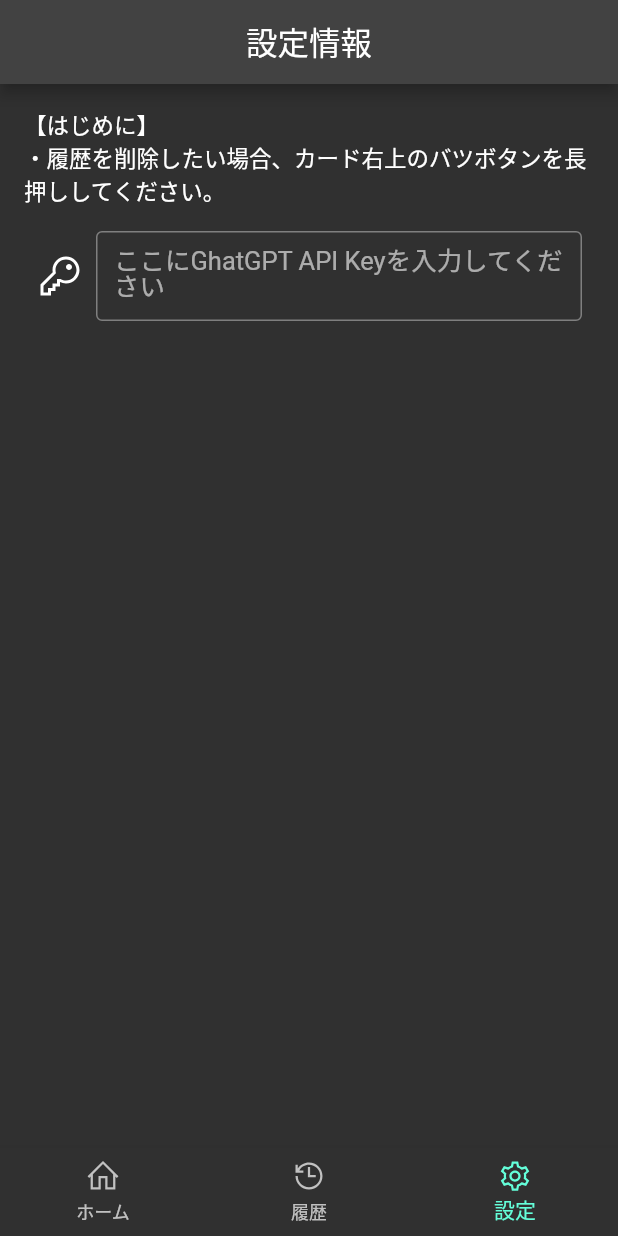
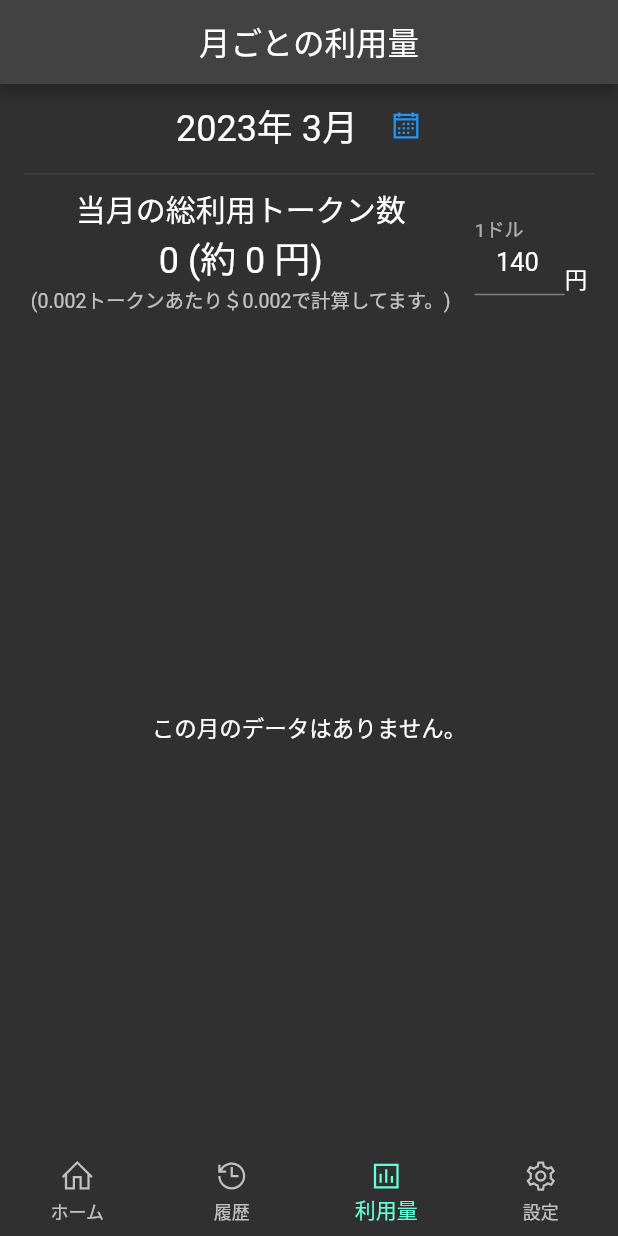
Before and after one commit to hotdrop/my-assistant, a Flutter app: the screen it shows after launch, item 3 of the bottom bar chosen, on a phone screen of 412 x 824 dp. Run offline on Flutter 3.47's test engine with Material 2 defaults, Android fonts, the phone set to English and light mode, and no system bars; our stand-ins replace flutter_riverpod, freezed_annotation, hive_flutter, line_icons, loading_animation_widget, logger and 3 more; accounts and stored records are empty; generated files the repository leaves out were written again; Roboto replaces fonts that are missing (Note Sans JP).

Commit message:
feat: トークンの利用量ページを実装

```diff
--- a/lib/data/local/entities/talk_thread_entity.dart
+++ b/lib/data/local/entities/talk_thread_entity.dart
@@ -13,7 +13,6 @@
   });
 
   static const String boxName = 'talkthread';
-  static const String _deleteTitle = 'deleted';
 
   @HiveField(0)
   final int id;
@@ -44,7 +43,7 @@
   TalkThreadEntity toDelete() {
     return TalkThreadEntity(
       id: id,
-      title: _deleteTitle,
+      title: title,
       createAt: createAt,
       deleteAt: DateTime.now(),
       totalTalkTokenNum: totalTalkTokenNum,
--- /dev/null
+++ b/lib/ui/graph/graph_controller.dart
@@ -0,0 +1,60 @@
+import 'package:assistant_me/data/history_repository.dart';
+import 'package:assistant_me/model/app_settings.dart';
+import 'package:assistant_me/model/talk_thread.dart';
+import 'package:flutter_riverpod/flutter_riverpod.dart';
+import 'package:riverpod_annotation/riverpod_annotation.dart';
+
+part 'graph_controller.g.dart';
+
+@riverpod
+class GraphController extends _$GraphController {
+  @override
+  void build() {}
+
+  void setSelectedDate(DateTime? newDate) {
+    if (newDate == null) {
+      return;
+    }
+    ref.read(selectedDateStateProvider.notifier).state = newDate;
+  }
+
+  void setYenPerDollar(String yenStr) {
+    final yen = int.tryParse(yenStr);
+    if (yen == null) {
+      return;
+    }
+    ref.read(yenPerDollar.notifier).state = yen;
+  }
+}
+
+// 選択月
+final selectedDateStateProvider = StateProvider<DateTime>((_) => DateTime.now());
+
+// 1ドルあたりの円
+final yenPerDollar = StateProvider<int>((_) => 140);
+
+// 選択月のトークン数
+final totalTokenByMonthProvider = Provider<int>((ref) {
+  final threads = ref.watch(threadsByMonthFutureProvider).value;
+  if (threads == null) {
+    return 0;
+  }
+  return threads.map((t) => t.totalTalkTokenNum).fold(0, (prev, elem) => prev + elem);
+});
+
+// 選択月の金額
+final amountByMonthStateProvider = Provider<int>((ref) {
+  final yen = ref.watch(yenPerDollar);
+  final totalTokenNum = ref.watch(totalTokenByMonthProvider);
+  final tokenUnit = ref.watch(appSettingsProvider.select((value) => value.amountPerTokenNum));
+  final dollar = ref.watch(appSettingsProvider.select((value) => value.amountDollerPerTokenNum));
+
+  final amountDouble = (totalTokenNum / tokenUnit) * (dollar * yen);
+  return amountDouble.round();
+});
+
+// 選択月のスレッドリスト
+final threadsByMonthFutureProvider = FutureProvider<List<TalkThread>>((ref) async {
+  final selectedDate = ref.watch(selectedDateStateProvider);
+  return await ref.read(historyRepositoryProvider).findThreadOfMonth(selectedDate);
+});
--- /dev/null
+++ b/lib/ui/graph/graph_page.dart
@@ -0,0 +1,203 @@
+import 'package:assistant_me/model/app_settings.dart';
+import 'package:assistant_me/model/talk_thread.dart';
+import 'package:assistant_me/ui/graph/graph_controller.dart';
+import 'package:flutter/material.dart';
+import 'package:flutter_riverpod/flutter_riverpod.dart';
+import 'package:intl/intl.dart';
+import 'package:line_icons/line_icon.dart';
+import 'package:line_icons/line_icons.dart';
+import 'package:month_picker_dialog/month_picker_dialog.dart';
+import 'package:syncfusion_flutter_charts/charts.dart';
+
+class GraphPage extends ConsumerWidget {
+  const GraphPage({super.key});
+
+  @override
+  Widget build(BuildContext context, WidgetRef ref) {
+    return Scaffold(
+      appBar: AppBar(
+        title: const Text('月ごとの利用量'),
+      ),
+      body: Padding(
+        padding: const EdgeInsets.symmetric(horizontal: 16, vertical: 4),
+        child: Column(
+          children: const [
+            _ViewDate(),
+            Divider(),
+            _ViewTotalUsage(),
+            Flexible(child: _ViewMonthGraph()),
+          ],
+        ),
+      ),
+    );
+  }
+}
+
+class _ViewDate extends ConsumerWidget {
+  const _ViewDate();
+
+  @override
+  Widget build(BuildContext context, WidgetRef ref) {
+    final selectedDate = ref.watch(selectedDateStateProvider);
+    return Row(
+      mainAxisAlignment: MainAxisAlignment.center,
+      children: [
+        Text('${selectedDate.year}年 ${selectedDate.month}月', style: const TextStyle(fontSize: 24)),
+        const SizedBox(width: 8),
+        IconButton(
+          onPressed: () => _showMonthPicker(context, ref, selectedDate),
+          icon: LineIcon(LineIcons.calendar, color: Colors.blue),
+        ),
+      ],
+    );
+  }
+
+  void _showMonthPicker(BuildContext context, WidgetRef ref, DateTime selectedDate) {
+    showMonthPicker(
+      context: context,
+      firstDate: DateTime(2023, 1, 1),
+      lastDate: DateTime.now(),
+      initialDate: selectedDate,
+    ).then((DateTime? selectDate) => ref.read(graphControllerProvider.notifier).setSelectedDate(selectDate));
+  }
+}
+
+class _ViewTotalUsage extends ConsumerWidget {
+  const _ViewTotalUsage();
+
+  @override
+  Widget build(BuildContext context, WidgetRef ref) {
+    final tokenNum = ref.watch(totalTokenByMonthProvider);
+    final amount = ref.watch(amountByMonthStateProvider);
+    final appSettings = ref.watch(appSettingsProvider);
+
+    return Row(
+      mainAxisAlignment: MainAxisAlignment.center,
+      children: [
+        Column(
+          children: [
+            const Text('当月の総利用トークン数', style: TextStyle(fontSize: 20)),
+            Text('$tokenNum (約 $amount 円)', style: const TextStyle(fontSize: 24)),
+            Text(
+              '(${appSettings.amountDollerPerTokenNum}トークンあたり＄${appSettings.amountDollerPerTokenNum}で計算してます。)',
+              style: Theme.of(context).textTheme.bodySmall,
+            ),
+          ],
+        ),
+        const SizedBox(width: 16),
+        const _ViewYenPerDollarField(),
+      ],
+    );
+  }
+}
+
+class _ViewYenPerDollarField extends ConsumerWidget {
+  const _ViewYenPerDollarField();
+
+  @override
+  Widget build(BuildContext context, WidgetRef ref) {
+    final currentYen = ref.watch(yenPerDollar);
+    return Row(
+      crossAxisAlignment: CrossAxisAlignment.end,
+      children: [
+        SizedBox(
+          width: 60,
+          child: TextFormField(
+            decoration: const InputDecoration(
+              label: Text('1ドル'),
+              counterText: '',
+            ),
+            maxLength: 3,
+            textAlign: TextAlign.center,
+            initialValue: currentYen.toString(),
+            onChanged: (String? value) {
+              if (value != null) {
+                ref.read(graphControllerProvider.notifier).setYenPerDollar(value);
+              }
+            },
+          ),
+        ),
+        const Text('円'),
+      ],
+    );
+  }
+}
+
+class _ViewMonthGraph extends ConsumerWidget {
+  const _ViewMonthGraph();
+
+  @override
+  Widget build(BuildContext context, WidgetRef ref) {
+    return ref.watch(threadsByMonthFutureProvider).when(
+          data: (data) {
+            if (data.isEmpty) {
+              return const Center(
+                child: Text('この月のデータはありません。'),
+              );
+            }
+            return _ViewGraph(data);
+          },
+          error: (e, s) {
+            return Center(
+              child: Text('エラーが発生しました。詳細を確認してください\n $e \n $s', style: const TextStyle(color: Colors.red)),
+            );
+          },
+          loading: () => const Center(
+            child: CircularProgressIndicator(),
+          ),
+        );
+  }
+}
+
+class _ViewGraph extends StatelessWidget {
+  const _ViewGraph(this.threads);
+
+  final List<TalkThread> threads;
+
+  @override
+  Widget build(BuildContext context) {
+    return SfCartesianChart(
+      primaryXAxis: NumericAxis(
+        labelFormat: '{value}日',
+        interval: 1,
+      ),
+      primaryYAxis: NumericAxis(
+        numberFormat: NumberFormat('###,###'),
+      ),
+      tooltipBehavior: TooltipBehavior(enable: true, header: '詳細'),
+      series: <ChartSeries>[
+        LineSeries<_ChartData, int>(
+          dataSource: _dataToChartData(),
+          xValueMapper: (_ChartData data, _) => data.day,
+          yValueMapper: (_ChartData data, _) => data.tokenNum,
+        ),
+      ],
+    );
+  }
+
+  List<_ChartData> _dataToChartData() {
+    // 同日をまとめながらチャートデータを作成する
+    final resultMap = <int, _ChartData>{};
+    for (var thread in threads) {
+      final key = thread.createAt.day;
+      if (resultMap.containsKey(key)) {
+        resultMap.update(key, (value) => value.copyWithAddToken(thread.totalTalkTokenNum));
+      } else {
+        resultMap[key] = _ChartData(key, thread.totalTalkTokenNum);
+      }
+    }
+    final results = resultMap.values.toList();
+    results.sort((a, b) => a.day.compareTo(b.day));
+    return results;
+  }
+}
+
+class _ChartData {
+  _ChartData(this.day, this.tokenNum);
+  final int day;
+  final int tokenNum;
+
+  _ChartData copyWithAddToken(int tn) {
+    return _ChartData(day, tokenNum + tn);
+  }
+}
--- a/lib/ui/history/history_page.dart
+++ b/lib/ui/history/history_page.dart
@@ -1,4 +1,3 @@
-import 'package:assistant_me/common/logger.dart';
 import 'package:assistant_me/ui/history/history_card.dart';
 import 'package:assistant_me/ui/history/history_controller.dart';
 import 'package:assistant_me/ui/widgets/assistant_chat_row_widget.dart';
--- a/lib/ui/home/home_page.dart
+++ b/lib/ui/home/home_page.dart
@@ -116,7 +116,7 @@
         },
         child: const Padding(
           padding: EdgeInsets.symmetric(horizontal: 8, vertical: 4),
-          child: Text('内容をクリアしてスレッドを新規作成する'),
+          child: Text('この会話を終了し新規会話を始める'),
         ),
       ),
     );
--- a/lib/ui/top_page.dart
+++ b/lib/ui/top_page.dart
@@ -1,3 +1,4 @@
+import 'package:assistant_me/ui/graph/graph_page.dart';
 import 'package:flutter/material.dart';
 import 'package:assistant_me/ui/setting/settings_page.dart';
 import 'package:assistant_me/ui/history/history_page.dart';
@@ -38,6 +39,7 @@
   List<Destination> get destinations => <Destination>[
         Destination('ホーム', LineIcon(LineIcons.home)),
         Destination('履歴', LineIcon(LineIcons.history)),
+        Destination('利用量', LineIcon(LineIcons.poll)),
         Destination('設定', LineIcon(LineIcons.cog)),
       ];
 
@@ -48,6 +50,8 @@
       case 1:
         return const HistoryPage();
       case 2:
+        return const GraphPage();
+      case 3:
         return const SettingsPage();
       default:
         throw Exception(['不正なIndexです index=$index']);
--- a/pubspec.yaml
+++ b/pubspec.yaml
@@ -22,6 +22,8 @@
   # UI
   line_icons: ^2.0.1
   loading_animation_widget: ^1.2.0+4
+  syncfusion_flutter_charts: ^20.4.53
+  month_picker_dialog: ^1.0.0
 
   # network
   http: ^0.13.5
```
Also changed, not shown: lib/common/extension.dart (added, +10 -0 lines), lib/data/history_repository.dart (+9 -0 lines), lib/data/local/dao/talk_dao.dart (+21 -0 lines), lib/model/app_settings.dart (+12 -5 lines), pubspec.lock, 1 other file.
